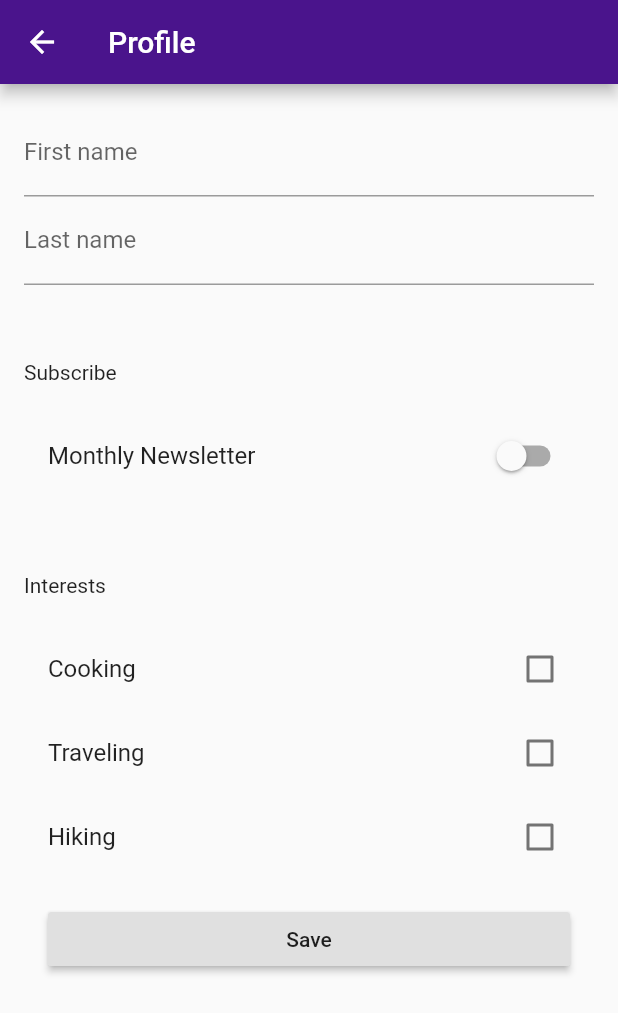
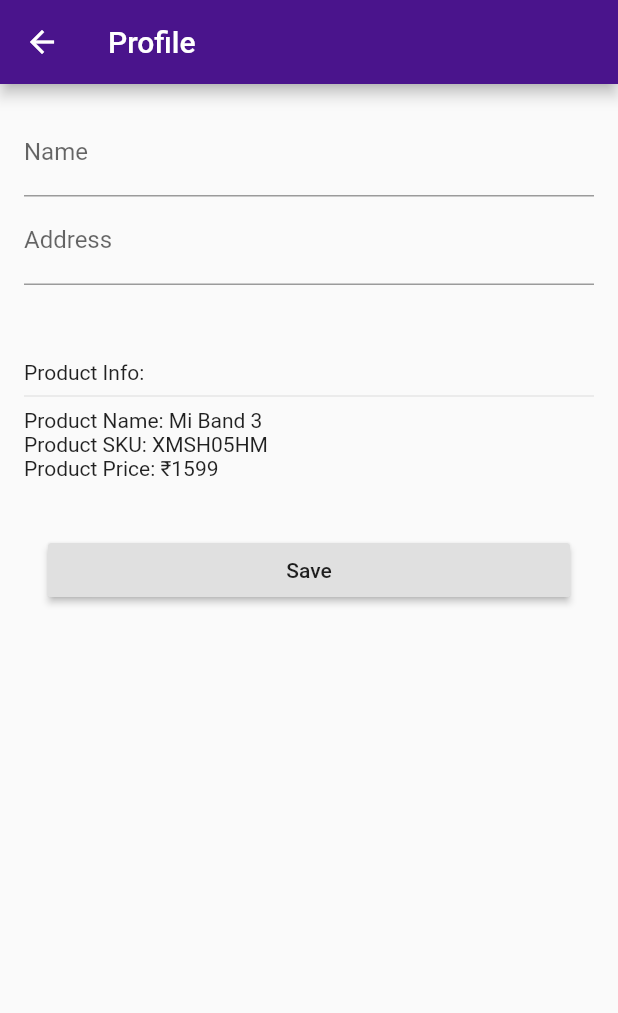
Before and after one commit to OmkarKirpan/dbsheets, a Flutter app: the SetData screen opened directly, on a phone screen of 412 x 824 dp. Shown: the top 1013 px of the screen. Run offline on Flutter 3.47's test engine with Material 2 defaults, Android fonts, the phone set to English and light mode, and no system bars; network calls fail; statements that could not run were skipped.

Commit message:
Flow Completed

```diff
--- a/lib/model/user.dart
+++ b/lib/model/user.dart
@@ -1,18 +1,41 @@
+import 'package:http/http.dart' as http;
+import 'dart:convert';
+
 class User {
-  static const String PassionCooking = 'cooking';
-  static const String PassionHiking = 'hiking';
-  static const String PassionTraveling = 'traveling';
+  String name = '';
+  String address = '';
 
-  String firstName = '';
-  String lastName = '';
-  Map<String, bool> passions = {
-    PassionCooking: false,
-    PassionHiking: false,
-    PassionTraveling: false
-  };
-  bool newsletter = false;
+  String pname = 'Mi Band 3';
+  String sku = 'XMSH05HM';
+  String price = '1599';
+
+  Future<String> setData() async {
+    var queryParams = {
+      'action': 'order',
+      'name': name,
+      'address': address,
+      'pname': pname,
+      'sku': sku,
+      'price': price
+    };
+    var baseurl = Uri.https(
+        "script.google.com",
+        "/macros/s/AKfycbxA4GeoaUQs8ZeTso6YvdpWqIp5jPCKhrCUgU6-/exec",
+        queryParams);
+    var response = await http.get(
+      baseurl,
+      headers: {"Accept": "application/json"},
+    );
+
+    var data = json.decode(response.body);
+
+    print(data['row']);
+
+    return data['result'];
+  }
 
   save() {
-    print('saving user using a web service');
+    print('saving user using a web service ' + name);
+    setData();
   }
 }
--- a/lib/setdata.dart
+++ b/lib/setdata.dart
@@ -3,7 +3,9 @@ import 'package:flutter/material.dart';
 import './model/user.dart';
 
 class SetData extends StatefulWidget {
-  SetData({Key key}) : super(key: key);
+  SetData({Key key, this.pdata}) : super(key: key);
+
+  var pdata;
 
   @override
   _SetDataState createState() => _SetDataState();
@@ -12,6 +14,17 @@ class SetData extends StatefulWidget {
 class _SetDataState extends State<SetData> {
   final _formKey = GlobalKey<FormState>();
   final _user = User();
+
+  @override
+  void initState() {
+    super.initState();
+    this.setState(() {
+      _user.pname = widget.pdata['name'];
+      _user.sku = widget.pdata['sku'];
+      _user.price = widget.pdata['price'].toString();
+    });
+    print(_user.price);
+  }
 
   @override
   Widget build(BuildContext context) {
@@ -26,56 +39,35 @@ class _SetDataState extends State<SetData> {
                 crossAxisAlignment: CrossAxisAlignment.stretch,
                 children: [
                   TextFormField(
-                    decoration: InputDecoration(labelText: 'First name'),
+                    decoration: InputDecoration(labelText: 'Name'),
                     validator: (value) {
                       if (value.isEmpty) {
-                        return 'Please enter your first name';
+                        return 'Please enter your name';
                       }
                     },
-                    onSaved: (val) => setState(() => _user.firstName = val),
+                    onSaved: (val) => setState(() => _user.name = val),
                   ),
                   TextFormField(
-                      decoration: InputDecoration(labelText: 'Last name'),
+                      decoration: InputDecoration(labelText: 'Address'),
                       validator: (value) {
                         if (value.isEmpty) {
-                          return 'Please enter your last name.';
+                          return 'Please enter your address.';
                         }
                       },
-                      onSaved: (val) => setState(() => _user.lastName = val)),
+                      onSaved: (val) => setState(() => _user.address = val)),
                   Container(
                     padding: const EdgeInsets.fromLTRB(0, 50, 0, 20),
-                    child: Text('Subscribe'),
+                    child: Column(
+                      crossAxisAlignment: CrossAxisAlignment.stretch,
+                      children: [
+                        Text('Product Info:'),
+                        Divider(),
+                        Text('Product Name: ' + _user.pname ?? ''),
+                        Text('Product SKU: ' + _user.sku ?? ''),
+                        Text('Product Price: ₹' + _user.price ?? ''),
+                      ],
+                    ),
                   ),
-                  SwitchListTile(
-                      title: const Text('Monthly Newsletter'),
-                      value: _user.newsletter,
-                      onChanged: (bool val) =>
-                          setState(() => _user.newsletter = val)),
-                  Container(
-                    padding: const EdgeInsets.fromLTRB(0, 50, 0, 20),
-                    child: Text('Interests'),
-                  ),
-                  CheckboxListTile(
-                      title: const Text('Cooking'),
-                      value: _user.passions[User.PassionCooking],
-                      onChanged: (val) {
-                        setState(
-                            () => _user.passions[User.PassionCooking] = val);
-                      }),
-                  CheckboxListTile(
-                      title: const Text('Traveling'),
-                      value: _user.passions[User.PassionTraveling],
-                      onChanged: (val) {
-                        setState(
-                            () => _user.passions[User.PassionTraveling] = val);
-                      }),
-                  CheckboxListTile(
-                      title: const Text('Hiking'),
-                      value: _user.passions[User.PassionHiking],
-                      onChanged: (val) {
-                        setState(
-                            () => _user.passions[User.PassionHiking] = val);
-                      }),
                   Container(
                       padding: const EdgeInsets.symmetric(
                           vertical: 16.0, horizontal: 16.0),
@@ -97,7 +89,11 @@ class _SetDataState extends State<SetData> {
   }
 
   _showDialog(BuildContext context) {
-    Scaffold.of(context).showSnackBar(
-        SnackBar(content: Text('Submitting form ' + _user.firstName)));
+    Scaffold.of(context)
+        .showSnackBar(SnackBar(content: Text('Submitting form ' + _user.name)));
   }
 }
+
+// _user.pname
+// _user.sku
+//  _user.price
```
Also changed, not shown: lib/fetchdata.dart (+18 -5 lines).
